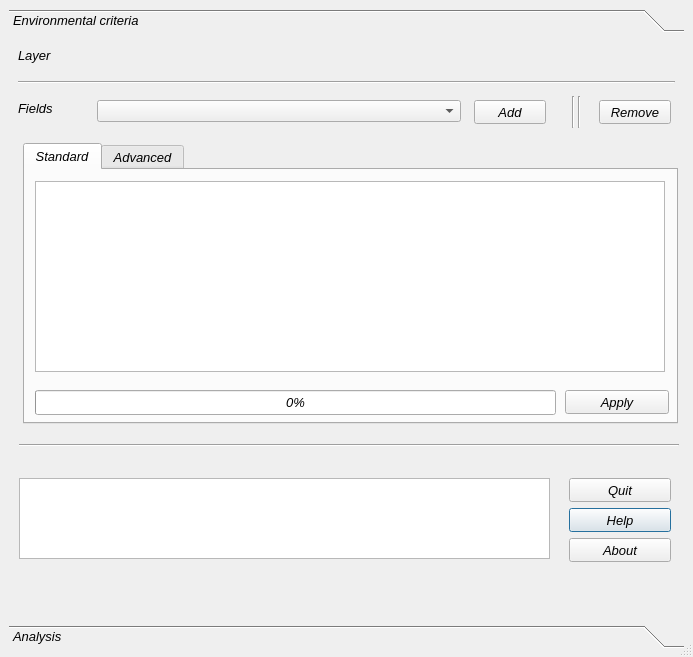
Qt form geoFuzzy.ui (gmassei/VectorMCDA) before a commit.
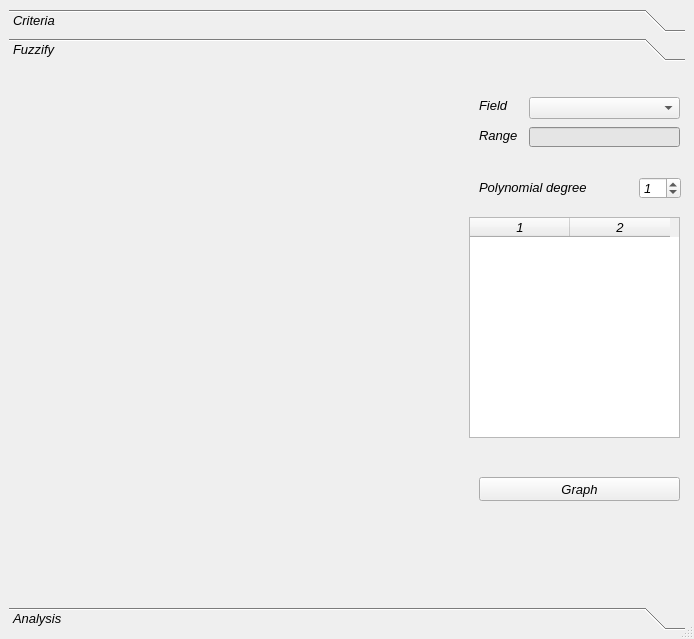
The same form after that commit. Custom widgets are drawn as their Qt base class.

Commit message:
tested geoWeightedSum, geoTOPSIS and geoFUZZY
improve and upgrade geoFuzzy algorithm, tested geoWeightedSum, geoTOPSIS
and geoFUZZY output

The edit to the form file:
```diff
--- a/geoFuzzy.ui
+++ b/geoFuzzy.ui
@@ -9,8 +9,8 @@
    <rect>
     <x>0</x>
     <y>0</y>
-    <width>693</width>
-    <height>657</height>
+    <width>694</width>
+    <height>639</height>
    </rect>
   </property>
   <property name="maximumSize">
@@ -40,7 +40,7 @@
    <property name="sizeConstraint">
     <enum>QLayout::SetDefaultConstraint</enum>
    </property>
-   <item row="0" column="0">
+   <item row="0" column="1">
     <widget class="QToolBox" name="toolBox">
      <property name="enabled">
       <bool>true</bool>
@@ -68,7 +68,7 @@
       <enum>QFrame::Plain</enum>
      </property>
      <property name="currentIndex">
-      <number>0</number>
+      <number>1</number>
      </property>
      <property name="tabSpacing">
       <number>6</number>
@@ -78,19 +78,19 @@
        <rect>
         <x>0</x>
         <y>0</y>
-        <width>675</width>
-        <height>579</height>
+        <width>676</width>
+        <height>531</height>
        </rect>
       </property>
       <attribute name="label">
-       <string>Environmental criteria</string>
+       <string>Criteria</string>
       </attribute>
       <widget class="QComboBox" name="EnvlistFieldsCBox">
        <property name="geometry">
         <rect>
          <x>88</x>
          <y>62</y>
-         <width>364</width>
+         <width>411</width>
          <height>22</height>
         </rect>
        </property>
@@ -364,57 +364,12 @@
         </widget>
        </widget>
       </widget>
-      <widget class="Line" name="line_3">
-       <property name="geometry">
-        <rect>
-         <x>560</x>
-         <y>58</y>
-         <width>20</width>
-         <height>32</height>
-        </rect>
-       </property>
-       <property name="orientation">
-        <enum>Qt::Vertical</enum>
-       </property>
-      </widget>
-      <widget class="Line" name="line_6">
-       <property name="geometry">
-        <rect>
-         <x>554</x>
-         <y>58</y>
-         <width>20</width>
-         <height>32</height>
-        </rect>
-       </property>
-       <property name="orientation">
-        <enum>Qt::Vertical</enum>
-       </property>
-      </widget>
-      <widget class="QPushButton" name="EnvRemoveFieldBtn">
-       <property name="geometry">
-        <rect>
-         <x>590</x>
-         <y>62</y>
-         <width>72</width>
-         <height>24</height>
-        </rect>
-       </property>
-       <property name="maximumSize">
-        <size>
-         <width>16777215</width>
-         <height>24</height>
-        </size>
-       </property>
-       <property name="text">
-        <string>Remove</string>
-       </property>
-      </widget>
       <widget class="QPushButton" name="EnvAddFieldBtn">
        <property name="geometry">
         <rect>
-         <x>465</x>
+         <x>530</x>
          <y>62</y>
-         <width>72</width>
+         <width>121</width>
          <height>24</height>
         </rect>
        </property>
@@ -425,7 +380,7 @@
         </size>
        </property>
        <property name="text">
-        <string>Add</string>
+        <string>Add field</string>
        </property>
       </widget>
       <widget class="QPushButton" name="SetBtnQuit">
@@ -494,6 +449,574 @@
       <zorder>SetBtnQuit</zorder>
       <zorder>SetBtnAbout</zorder>
      </widget>
+     <widget class="QWidget" name="Fuzzify">
+      <property name="geometry">
+       <rect>
+        <x>0</x>
+        <y>0</y>
+        <width>676</width>
+        <height>531</height>
+       </rect>
+      </property>
+      <attribute name="label">
+       <string>Fuzzify</string>
+      </attribute>
+      <widget class="QwtPlot" name="qwtPlot">
+       <property name="geometry">
+        <rect>
+         <x>0</x>
+         <y>30</y>
+         <width>451</width>
+         <height>461</height>
+        </rect>
+       </property>
+       <property name="propertiesDocument" stdset="0">
+        <string/>
+       </property>
+      </widget>
+      <widget class="QLabel" name="FzyFieldsLbl">
+       <property name="geometry">
+        <rect>
+         <x>470</x>
+         <y>30</y>
+         <width>34</width>
+         <height>16</height>
+        </rect>
+       </property>
+       <property name="text">
+        <string>Field</string>
+       </property>
+      </widget>
+      <widget class="QPushButton" name="FzyFieldBtn">
+       <property name="geometry">
+        <rect>
+         <x>470</x>
+         <y>410</y>
+         <width>201</width>
+         <height>24</height>
+        </rect>
+       </property>
+       <property name="maximumSize">
+        <size>
+         <width>16777215</width>
+         <height>24</height>
+        </size>
+       </property>
+       <property name="text">
+        <string>Graph</string>
+       </property>
+       <property name="autoDefault">
+        <bool>true</bool>
+       </property>
+      </widget>
+      <widget class="QComboBox" name="FzfyListFieldsCBox">
+       <property name="geometry">
+        <rect>
+         <x>520</x>
+         <y>30</y>
+         <width>151</width>
+         <height>22</height>
+        </rect>
+       </property>
+       <property name="maximumSize">
+        <size>
+         <width>16777215</width>
+         <height>22</height>
+        </size>
+       </property>
+      </widget>
+      <widget class="QTableWidget" name="pickedTable">
+       <property name="geometry">
+        <rect>
+         <x>460</x>
+         <y>150</y>
+         <width>211</width>
+         <height>221</height>
+        </rect>
+       </property>
+       <property name="minimumSize">
+        <size>
+         <width>201</width>
+         <height>0</height>
+        </size>
+       </property>
+       <property name="font">
+        <font>
+         <family>MS Shell Dlg 2</family>
+         <pointsize>10</pointsize>
+         <weight>9</weight>
+         <italic>true</italic>
+         <bold>false</bold>
+        </font>
+       </property>
+       <property name="toolTip">
+        <string>Picked points</string>
+       </property>
+       <property name="autoFillBackground">
+        <bool>false</bool>
+       </property>
+       <property name="columnCount">
+        <number>2</number>
+       </property>
+       <column/>
+       <column/>
+      </widget>
+      <widget class="QSpinBox" name="spinBoxFitting">
+       <property name="geometry">
+        <rect>
+         <x>630</x>
+         <y>110</y>
+         <width>42</width>
+         <height>22</height>
+        </rect>
+       </property>
+       <property name="value">
+        <number>1</number>
+       </property>
+      </widget>
+      <widget class="QLabel" name="label">
+       <property name="geometry">
+        <rect>
+         <x>470</x>
+         <y>110</y>
+         <width>131</width>
+         <height>21</height>
+        </rect>
+       </property>
+       <property name="text">
+        <string>Polynomial degree</string>
+       </property>
+      </widget>
+      <widget class="QLineEdit" name="rangeLineEdit">
+       <property name="geometry">
+        <rect>
+         <x>520</x>
+         <y>60</y>
+         <width>151</width>
+         <height>20</height>
+        </rect>
+       </property>
+       <property name="palette">
+        <palette>
+         <active>
+          <colorrole role="Button">
+           <brush brushstyle="SolidPattern">
+            <color alpha="255">
+             <red>197</red>
+             <green>197</green>
+             <blue>197</blue>
+            </color>
+           </brush>
+          </colorrole>
+          <colorrole role="Light">
+           <brush brushstyle="SolidPattern">
+            <color alpha="255">
+             <red>255</red>
+             <green>255</green>
+             <blue>255</blue>
+            </color>
+           </brush>
+          </colorrole>
+          <colorrole role="Midlight">
+           <brush brushstyle="SolidPattern">
+            <color alpha="255">
+             <red>226</red>
+             <green>226</green>
+             <blue>226</blue>
+            </color>
+           </brush>
+          </colorrole>
+          <colorrole role="Dark">
+           <brush brushstyle="SolidPattern">
+            <color alpha="255">
+             <red>98</red>
+             <green>98</green>
+             <blue>98</blue>
+            </color>
+           </brush>
+          </colorrole>
+          <colorrole role="Mid">
+           <brush brushstyle="SolidPattern">
+            <color alpha="255">
+             <red>131</red>
+             <green>131</green>
+             <blue>131</blue>
+            </color>
+           </brush>
+          </colorrole>
+          <colorrole role="Text">
+           <brush brushstyle="SolidPattern">
+            <color alpha="255">
+             <red>0</red>
+             <green>0</green>
+             <blue>0</blue>
+            </color>
+           </brush>
+          </colorrole>
+          <colorrole role="BrightText">
+           <brush brushstyle="SolidPattern">
+            <color alpha="255">
+             <red>255</red>
+             <green>255</green>
+             <blue>255</blue>
+            </color>
+           </brush>
+          </colorrole>
+          <colorrole role="ButtonText">
+           <brush brushstyle="SolidPattern">
+            <color alpha="255">
+             <red>0</red>
+             <green>0</green>
+             <blue>0</blue>
+            </color>
+           </brush>
+          </colorrole>
+          <colorrole role="Base">
+           <brush brushstyle="SolidPattern">
+            <color alpha="255">
+             <red>229</red>
+             <green>229</green>
+             <blue>229</blue>
+            </color>
+           </brush>
+          </colorrole>
+          <colorrole role="Window">
+           <brush brushstyle="SolidPattern">
+            <color alpha="255">
+             <red>197</red>
+             <green>197</green>
+             <blue>197</blue>
+            </color>
+           </brush>
+          </colorrole>
+          <colorrole role="Shadow">
+           <brush brushstyle="SolidPattern">
+            <color alpha="255">
+             <red>0</red>
+             <green>0</green>
+             <blue>0</blue>
+            </color>
+           </brush>
+          </colorrole>
+          <colorrole role="AlternateBase">
+           <brush brushstyle="SolidPattern">
+            <color alpha="255">
+             <red>226</red>
+             <green>226</green>
+             <blue>226</blue>
+            </color>
+           </brush>
+          </colorrole>
+          <colorrole role="ToolTipBase">
+           <brush brushstyle="SolidPattern">
+            <color alpha="255">
+             <red>255</red>
+             <green>255</green>
+             <blue>220</blue>
+            </color>
+           </brush>
+          </colorrole>
+          <colorrole role="ToolTipText">
+           <brush brushstyle="SolidPattern">
+            <color alpha="255">
+             <red>0</red>
+             <green>0</green>
+             <blue>0</blue>
+            </color>
+           </brush>
+          </colorrole>
+         </active>
+         <inactive>
+          <colorrole role="Button">
+           <brush brushstyle="SolidPattern">
+            <color alpha="255">
+             <red>197</red>
+             <green>197</green>
+             <blue>197</blue>
+            </color>
+           </brush>
+          </colorrole>
+          <colorrole role="Light">
+           <brush brushstyle="SolidPattern">
+            <color alpha="255">
+             <red>255</red>
+             <green>255</green>
+             <blue>255</blue>
+            </color>
+           </brush>
+          </colorrole>
+          <colorrole role="Midlight">
+           <brush brushstyle="SolidPattern">
+            <color alpha="255">
+             <red>226</red>
+             <green>226</green>
+             <blue>226</blue>
+            </color>
+           </brush>
+          </colorrole>
+          <colorrole role="Dark">
+           <brush brushstyle="SolidPattern">
+            <color alpha="255">
+             <red>98</red>
+             <green>98</green>
+             <blue>98</blue>
+            </color>
+           </brush>
+          </colorrole>
+          <colorrole role="Mid">
+           <brush brushstyle="SolidPattern">
+            <color alpha="255">
+             <red>131</red>
+             <green>131</green>
+             <blue>131</blue>
+            </color>
+           </brush>
+          </colorrole>
+          <colorrole role="Text">
+           <brush brushstyle="SolidPattern">
+            <color alpha="255">
+             <red>0</red>
+             <green>0</green>
+             <blue>0</blue>
+            </color>
+           </brush>
+          </colorrole>
+          <colorrole role="BrightText">
+           <brush brushstyle="SolidPattern">
+            <color alpha="255">
+             <red>255</red>
+             <green>255</green>
+             <blue>255</blue>
+            </color>
+           </brush>
+          </colorrole>
+          <colorrole role="ButtonText">
+           <brush brushstyle="SolidPattern">
+            <color alpha="255">
+             <red>0</red>
+             <green>0</green>
+             <blue>0</blue>
+            </color>
+           </brush>
+          </colorrole>
+          <colorrole role="Base">
+           <brush brushstyle="SolidPattern">
+            <color alpha="255">
+             <red>229</red>
+             <green>229</green>
+             <blue>229</blue>
+            </color>
+           </brush>
+          </colorrole>
+          <colorrole role="Window">
+           <brush brushstyle="SolidPattern">
+            <color alpha="255">
+             <red>197</red>
+             <green>197</green>
+             <blue>197</blue>
+            </color>
+           </brush>
+          </colorrole>
+          <colorrole role="Shadow">
+           <brush brushstyle="SolidPattern">
+            <color alpha="255">
+             <red>0</red>
+             <green>0</green>
+             <blue>0</blue>
+            </color>
+           </brush>
+          </colorrole>
+          <colorrole role="AlternateBase">
+           <brush brushstyle="SolidPattern">
+            <color alpha="255">
+             <red>226</red>
+             <green>226</green>
+             <blue>226</blue>
+            </color>
+           </brush>
+          </colorrole>
+          <colorrole role="ToolTipBase">
+           <brush brushstyle="SolidPattern">
+            <color alpha="255">
+             <red>255</red>
+             <green>255</green>
+             <blue>220</blue>
+            </color>
+           </brush>
+          </colorrole>
+          <colorrole role="ToolTipText">
+           <brush brushstyle="SolidPattern">
+            <color alpha="255">
+             <red>0</red>
+             <green>0</green>
+             <blue>0</blue>
+            </color>
+           </brush>
+          </colorrole>
+         </inactive>
+         <disabled>
+          <colorrole role="Button">
+           <brush brushstyle="SolidPattern">
+            <color alpha="255">
+             <red>197</red>
+             <green>197</green>
+             <blue>197</blue>
+            </color>
+           </brush>
+          </colorrole>
+          <colorrole role="Light">
+           <brush brushstyle="SolidPattern">
+            <color alpha="255">
+             <red>255</red>
+             <green>255</green>
+             <blue>255</blue>
+            </color>
+           </brush>
+          </colorrole>
+          <colorrole role="Midlight">
+           <brush brushstyle="SolidPattern">
+            <color alpha="255">
+             <red>226</red>
+             <green>226</green>
+             <blue>226</blue>
+            </color>
+           </brush>
+          </colorrole>
+          <colorrole role="Dark">
+           <brush brushstyle="SolidPattern">
+            <color alpha="255">
+             <red>98</red>
+             <green>98</green>
+             <blue>98</blue>
+            </color>
+           </brush>
+          </colorrole>
+          <colorrole role="Mid">
+           <brush brushstyle="SolidPattern">
+            <color alpha="255">
+             <red>131</red>
+             <green>131</green>
+             <blue>131</blue>
+            </color>
+           </brush>
+          </colorrole>
+          <colorrole role="Text">
+           <brush brushstyle="SolidPattern">
+            <color alpha="255">
+             <red>98</red>
+             <green>98</green>
+             <blue>98</blue>
+            </color>
+           </brush>
+          </colorrole>
+          <colorrole role="BrightText">
+           <brush brushstyle="SolidPattern">
+            <color alpha="255">
+             <red>255</red>
+             <green>255</green>
+             <blue>255</blue>
+            </color>
+           </brush>
+          </colorrole>
+          <colorrole role="ButtonText">
+           <brush brushstyle="SolidPattern">
+            <color alpha="255">
+             <red>98</red>
+             <green>98</green>
+             <blue>98</blue>
+            </color>
+           </brush>
+          </colorrole>
+          <colorrole role="Base">
+           <brush brushstyle="SolidPattern">
+            <color alpha="255">
+             <red>197</red>
+             <green>197</green>
+             <blue>197</blue>
+            </color>
+           </brush>
+          </colorrole>
+          <colorrole role="Window">
+           <brush brushstyle="SolidPattern">
+            <color alpha="255">
+             <red>197</red>
+             <green>197</green>
+             <blue>197</blue>
+            </color>
+           </brush>
+          </colorrole>
+          <colorrole role="Shadow">
+           <brush brushstyle="SolidPattern">
+            <color alpha="255">
+             <red>0</red>
+             <green>0</green>
+             <blue>0</blue>
+            </color>
+           </brush>
+          </colorrole>
+          <colorrole role="AlternateBase">
+           <brush brushstyle="SolidPattern">
+            <color alpha="255">
+             <red>197</red>
+             <green>197</green>
+             <blue>197</blue>
+            </color>
+           </brush>
+          </colorrole>
+          <colorrole role="ToolTipBase">
+           <brush brushstyle="SolidPattern">
+            <color alpha="255">
+             <red>255</red>
+             <green>255</green>
+             <blue>220</blue>
+            </color>
+           </brush>
+          </colorrole>
+          <colorrole role="ToolTipText">
+           <brush brushstyle="SolidPattern">
+            <color alpha="255">
+             <red>0</red>
+             <green>0</green>
+             <blue>0</blue>
+            </color>
+           </brush>
+          </colorrole>
+         </disabled>
+        </palette>
+       </property>
+       <property name="toolTip">
+        <string>min and max values</string>
+       </property>
+       <property name="autoFillBackground">
+        <bool>false</bool>
+       </property>
+       <property name="styleSheet">
+        <string notr="true"/>
+       </property>
+       <property name="text">
+        <string/>
+       </property>
+       <property name="readOnly">
+        <bool>true</bool>
+       </property>
+       <property name="placeholderText">
+        <string/>
+       </property>
+      </widget>
+      <widget class="QLabel" name="FzyFieldsLbl_2">
+       <property name="geometry">
+        <rect>
+         <x>470</x>
+         <y>60</y>
+         <width>41</width>
+         <height>16</height>
+        </rect>
+       </property>
+       <property name="text">
+        <string>Range</string>
+       </property>
+      </widget>
+     </widget>
      <widget class="QWidget" name="AnalysisQTBox">
       <property name="geometry">
        <rect>
@@ -667,6 +1190,13 @@
   </layout>
  </widget>
  <layoutdefault spacing="6" margin="9"/>
+ <customwidgets>
+  <customwidget>
+   <class>QwtPlot</class>
+   <extends>QFrame</extends>
+   <header>qwt_plot.h</header>
+  </customwidget>
+ </customwidgets>
  <tabstops>
   <tabstop>EnvAddFieldBtn</tabstop>
   <tabstop>EnvRemoveFieldBtn</tabstop>
```
Left out of the diff: 8 changed lines with no effect on the pictures. The commit also changes 11 other files.
